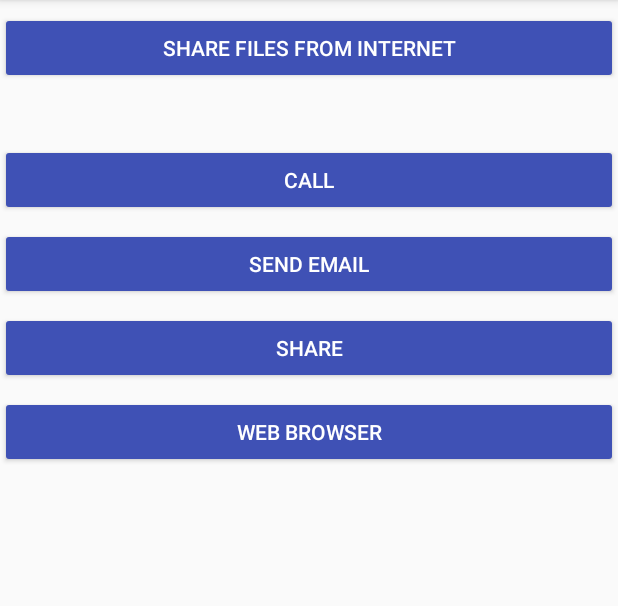
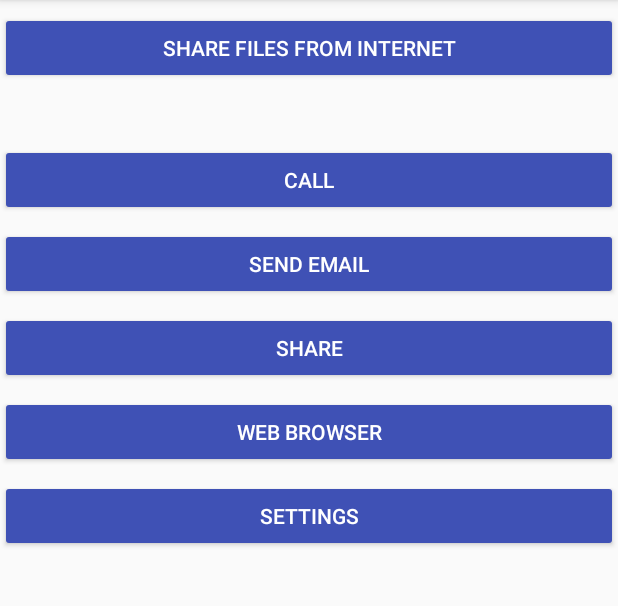
Before and after one commit to Omega-R/OmegaIntentBuilder, an Android app: the screen it shows after launch (MainActivity), on a phone screen of 412 x 824 dp, the part 84-690 px from its top. Run offline under Robolectric (Android 15) with nearby library versions, the phone set to English and light mode, and no system bars.

```diff
--- a/app/src/main/res/layout/activity_main.xml
+++ b/app/src/main/res/layout/activity_main.xml
@@ -52,6 +52,13 @@
             android:theme="@style/ButtonStyle"
             android:text="@string/web"/>
 
+        <Button
+            android:id="@+id/button_settings"
+            android:layout_width="match_parent"
+            android:layout_height="wrap_content"
+            android:theme="@style/ButtonStyle"
+            android:text="@string/settings"/>
+
     </LinearLayout>
 
 </android.support.v4.widget.NestedScrollView>
--- a/app/src/main/res/values/strings.xml
+++ b/app/src/main/res/values/strings.xml
@@ -5,4 +5,5 @@
     <string name="share">Share</string>
     <string name="share_files">Share files from internet</string>
     <string name="web">Web Browser</string>
+    <string name="settings">Settings</string>
 </resources>
--- a/omegaintentbuilderlibs/src/main/java/com/omega_r/libs/omegaintentbuilder/builders/BrowserBuilder.kt
+++ b/omegaintentbuilderlibs/src/main/java/com/omega_r/libs/omegaintentbuilder/builders/BrowserBuilder.kt
@@ -6,7 +6,7 @@
  *
  * @author: Roman Tcaregorodtcev  <roman.tc@omega-r.com>
  * Github: R12rus
- * Date:   December 8, 2017
+ * Date:   December 19, 2017
  */
 package com.omega_r.libs.omegaintentbuilder.builders
 
```
Also changed, not shown: app/src/main/java/com/omega_r/omegaintentbuilder/MainActivity.java (+8 -1 lines), omegaintentbuilderlibs/src/main/java/com/omega_r/libs/omegaintentbuilder/OmegaIntentBuilder.kt (+8 -0 lines), omegaintentbuilderlibs/src/main/java/com/omega_r/libs/omegaintentbuilder/builders/SettingsIntentBuilder.kt (+285 -0 lines).
